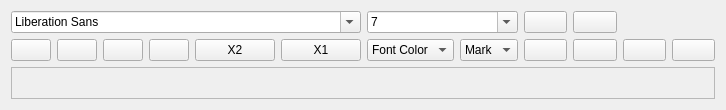
Before: the Qt Designer form textshredder_ui/editorribbon.ui in mitchelkuijpers/TextShredder, drawn with Qt 5.
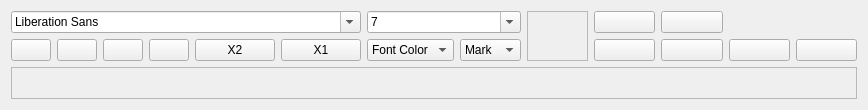
After: the same form once the commit is applied. Icons and pictures are not drawn.

Patch:
```diff
--- a/textshredder_ui/editorribbon.ui
+++ b/textshredder_ui/editorribbon.ui
@@ -6,7 +6,7 @@
    <rect>
     <x>0</x>
     <y>0</y>
-    <width>726</width>
+    <width>868</width>
     <height>110</height>
    </rect>
   </property>
@@ -264,7 +264,7 @@
        </item>
       </widget>
      </item>
-     <item row="0" column="8">
+     <item row="0" column="9">
       <widget class="QPushButton" name="unorderedListButton">
        <property name="text">
         <string/>
@@ -278,7 +278,7 @@
        </property>
       </widget>
      </item>
-     <item row="0" column="9">
+     <item row="0" column="10">
       <widget class="QPushButton" name="orderedListButton">
        <property name="text">
         <string/>
@@ -292,7 +292,7 @@
        </property>
       </widget>
      </item>
-     <item row="1" column="9">
+     <item row="1" column="10">
       <widget class="QPushButton" name="alignCenterButton">
        <property name="text">
         <string/>
@@ -306,7 +306,7 @@
        </property>
       </widget>
      </item>
-     <item row="1" column="10">
+     <item row="1" column="11">
       <widget class="QPushButton" name="alignRightButton">
        <property name="text">
         <string/>
@@ -320,7 +320,7 @@
        </property>
       </widget>
      </item>
-     <item row="1" column="11">
+     <item row="1" column="12">
       <widget class="QPushButton" name="alignJustifyButton">
        <property name="text">
         <string/>
@@ -334,7 +334,7 @@
        </property>
       </widget>
      </item>
-     <item row="2" column="0" colspan="12">
+     <item row="2" column="0" colspan="13">
       <widget class="QFrame" name="horizontalLine">
        <property name="frameShape">
         <enum>QFrame::StyledPanel</enum>
@@ -344,7 +344,7 @@
        </property>
       </widget>
      </item>
-     <item row="1" column="8">
+     <item row="1" column="9">
       <widget class="QPushButton" name="alignLeftButton">
        <property name="text">
         <string/>
@@ -358,6 +358,16 @@
        </property>
       </widget>
      </item>
+     <item row="0" column="8" rowspan="2">
+      <widget class="QFrame" name="verticalLine">
+       <property name="frameShape">
+        <enum>QFrame::StyledPanel</enum>
+       </property>
+       <property name="frameShadow">
+        <enum>QFrame::Raised</enum>
+       </property>
+      </widget>
+     </item>
     </layout>
    </item>
   </layout>
```
Left out of the diff: 51 changed lines with no effect on the pictures.
